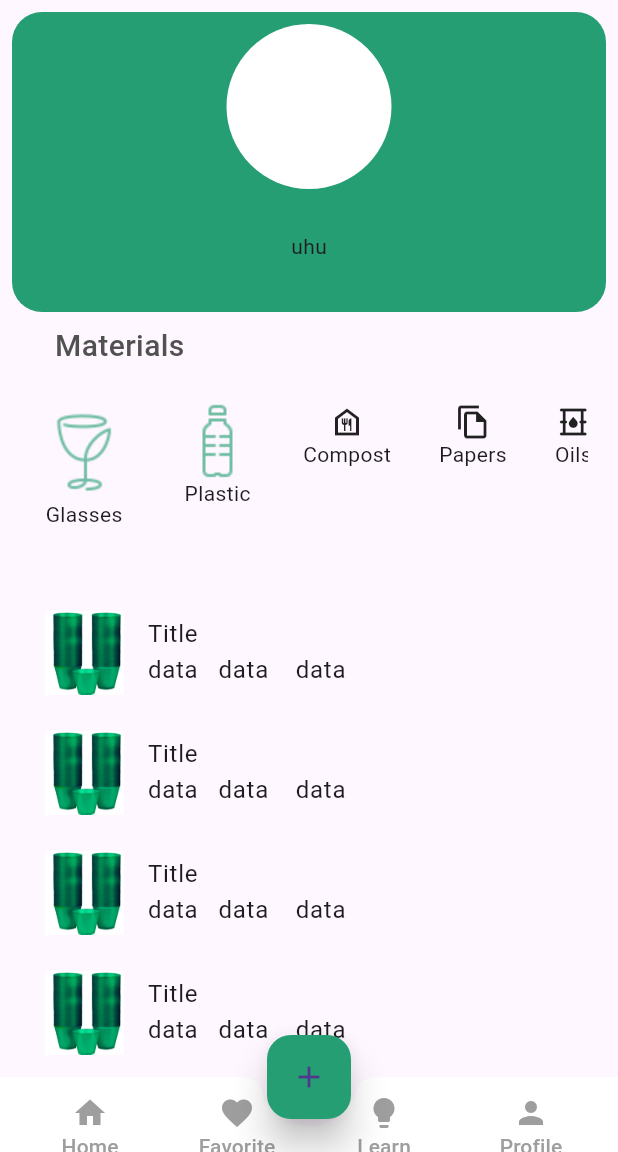
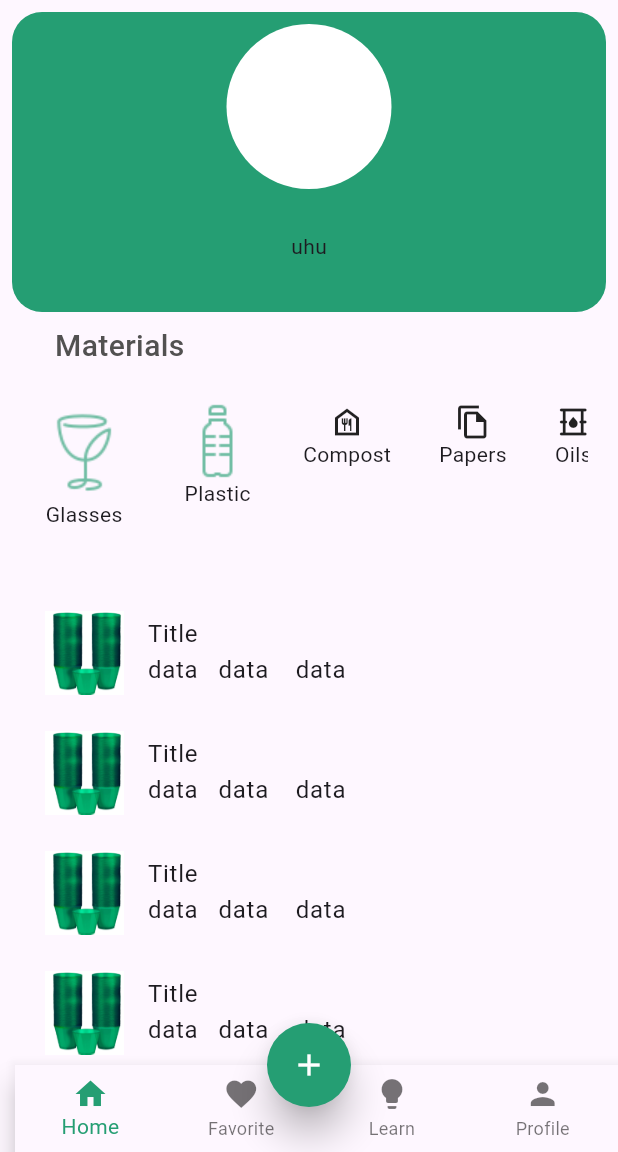
Before and after one commit to HagerMagdy2/Recycling, a Flutter app: the HomeScreen screen opened directly, on a phone screen of 412 x 824 dp, the part 84-1236 px from its top. Run offline on Flutter 3.47's test engine with Material 3 defaults, Android fonts, the phone set to English and light mode, and no system bars; our stand-ins replace bloc, cloud_firestore, firebase_auth, firebase_core, firebase_storage, flutter_bloc and 5 more; missing offline and left inert: encrypt; accounts and stored records are empty.

Commit message:
Update home_screen.dart

```diff
--- a/lib/presintations/screens/home_screen.dart
+++ b/lib/presintations/screens/home_screen.dart
@@ -1,6 +1,11 @@
 import 'package:firstly/constants.dart';
 import 'package:firstly/controller/home-page-controller.dart';
+import 'package:firstly/presintations/screens/ProfilePage.dart';
 import 'package:firstly/presintations/screens/add_product.dart';
+import 'package:firstly/presintations/screens/favorite_screen.dart';
+import 'package:firstly/presintations/screens/learn_screen.dart';
+import 'package:firstly/presintations/screens/my-home.dart';
+import 'package:firstly/presintations/screens/profile-screen.dart';
 import 'package:firstly/presintations/widgets/bottom-bar.dart';
 import 'package:firstly/presintations/widgets/drawer.dart';
 import 'package:firstly/presintations/widgets/item.dart';
@@ -10,9 +15,24 @@ import 'package:flutter/material.dart';
 import 'package:flutter/widgets.dart';
 import 'package:get/get.dart';
 
-class HomeScreen extends StatelessWidget {
+class HomeScreen extends StatefulWidget {
+
   const HomeScreen({super.key});
 
+  @override
+  State<HomeScreen> createState() => _HomeScreenState();
+
+}
+
+class _HomeScreenState extends State<HomeScreen> {
+  int currentIndex = 0;
+  List<Widget> screens =
+  [
+    MyHomePage(),
+    FavoriteScreen(),
+    ProfilePage(),
+    ProfileScreen(),
+  ];
   @override
   Widget build(BuildContext context) {
     Get.put(HomeControllerImp());
@@ -29,91 +49,65 @@ class HomeScreen extends StatelessWidget {
                 textAlign: TextAlign.center,
               ),
             ),
-            body: controller.pagesList.elementAt(controller.currentPage),
+            body: screens[currentIndex],
             floatingActionButtonLocation:
-                FloatingActionButtonLocation.centerDocked,
+                FloatingActionButtonLocation.miniCenterDocked,
             floatingActionButton: FloatingActionButton(
-              onPressed: () {},
-              child: Icon(Icons.add),
+              onPressed: () {
+                 Navigator.push(
+                  context,
+                  MaterialPageRoute(
+                    builder: (context) => AddProduct(),
+                  ),
+                );
+              },
+              child: Icon(Icons.add,color: Colors.white,),
               backgroundColor: kMainColor,
               elevation: 10,
+              shape: RoundedRectangleBorder(
+    borderRadius: BorderRadius.circular(30),
               ),
-            bottomNavigationBar: BottomAppBar(
-              height: 50.0,
-              notchMargin: 5.0,
-              shape: CircularNotchedRectangle(),
-              color: Colors.white,
-              child: Row(
-                  mainAxisAlignment: MainAxisAlignment.spaceAround,
-                  mainAxisSize: MainAxisSize.max,
-                  children: [
-                    Padding(
-                      padding: const EdgeInsets.only(left: 0),
-                      child: MaterialButton(
-                        onPressed: () => controller.changePage(0),
-                        child: Column(
-                          mainAxisSize: MainAxisSize.min,
-                          children: [
-                            Icon(
+
+
+            ),
+          bottomNavigationBar: Padding(
+            padding: const EdgeInsets.only(left: 10),
+            child: BottomNavigationBar(
+
+                    type: BottomNavigationBarType.fixed,
+                    currentIndex: currentIndex,
+                    selectedItemColor: kMainColor,
+
+                    onTap: (index) {
+            setState(() {
+              currentIndex = index;
+            });
+                    },
+                    items: [
+            BottomNavigationBarItem(
+                icon: Icon(
                   Icons.home,
-                              color: Colors.grey,
                 ),
-                            Text('Home', style: TextStyle(color: Colors.grey))
+                label: 'Home',),
+            BottomNavigationBarItem(
+                icon: Icon(
+                  Icons.favorite,
+                ),
+                label: 'Favorite'),
+            BottomNavigationBarItem(
+                icon: Icon(
+                  Icons.lightbulb,
+                ),
+                label: 'Learn'),
+                BottomNavigationBarItem(
+                icon: Icon(
+                  Icons.person,
+                ),
+                label: 'Profile'),
                     ],
                   ),
           ),
-                    ),
-                    Padding(
-                      padding: const EdgeInsets.only(left: 10),
-                      child: MaterialButton(
-                        onPressed: () => controller.changePage(1),
-                        child: Column(
-                          mainAxisSize: MainAxisSize.min,
-                          children: [
-                            Icon(
-                              Icons.favorite,
-                              color: Colors.grey,
-                            ),
-                            Text('Favorite',
-                                style: TextStyle(color: Colors.grey))
-                          ],
-                        ),
-                      ),
-                    ),
-                    Padding(
-                      padding: const EdgeInsets.only(left: 10),
-                      child: MaterialButton(
-                        onPressed: () => controller.changePage(2),
-                        child: Column(
-                          mainAxisSize: MainAxisSize.min,
-                          children: [
-                            Icon(
-                              Icons.lightbulb,
-                              color: Colors.grey,
-                            ),
-                            Text('Learn', style: TextStyle(color: Colors.grey))
-                          ],
-                        ),
-                      ),
-                    ),
-                    Padding(
-                      padding: const EdgeInsets.only(left: 10),
-                      child: MaterialButton(
-                        onPressed: () => controller.changePage(3),
-                        child: Column(
-                          mainAxisSize: MainAxisSize.min,
-                          children: [
-                            Icon(
-                              Icons.person,
-                              color: Colors.grey,
-                            ),
-                            Text('Profile',
-                                style: TextStyle(color: Colors.grey))
-                          ],
-                        ),
-                      ),
-                    ),
-                  ]),
-            )));
+            )
+    );
 }
 }
```
Lines whose indentation alone changed are shown as unchanged.
